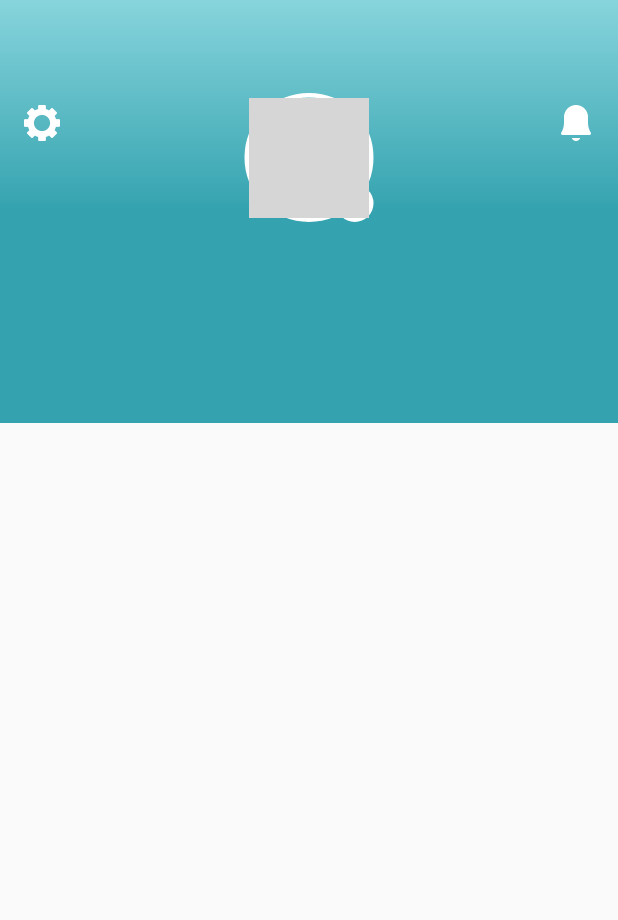
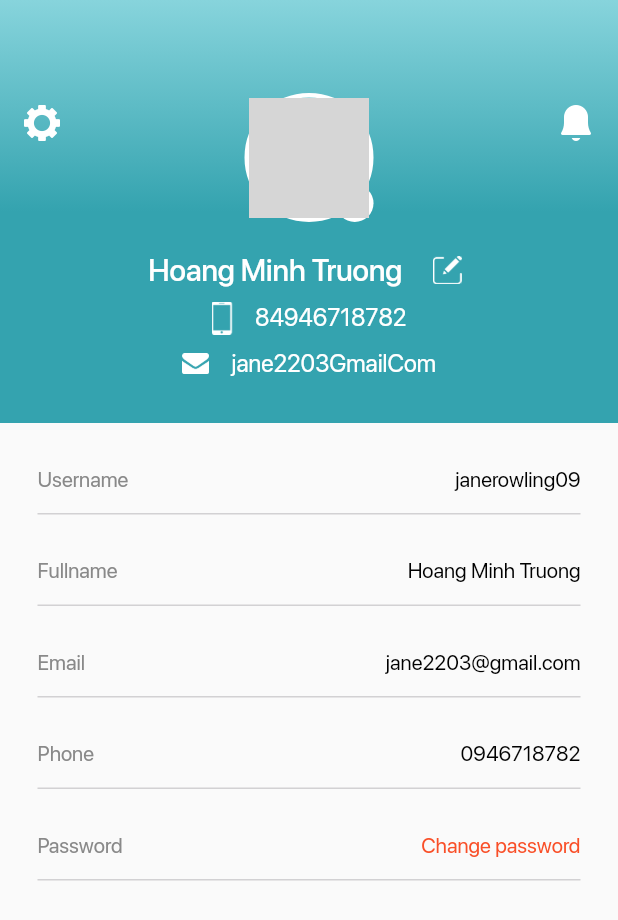
Before and after one commit to truonghm0703/jobsrabbit, a Flutter app: the Profile screen opened directly, on a phone screen of 412 x 824 dp. Shown: the top 920 px of the screen. Run offline on Flutter 3.47's test engine with Material 2 defaults, Android fonts, the phone set to English and light mode, and no system bars; our stand-ins replace dio; network calls fail; grey boxes are pictures that could not be loaded.

Commit message:
Layout profile

```diff
--- a/lib/views/dashboard/history/histories.dart
+++ b/lib/views/dashboard/history/histories.dart
@@ -12,10 +12,10 @@ class Histories extends StatelessWidget {
         color: Colors.white,
         child: Column(
           children: <Widget>[
-            _headerView(
+            HistoryHeader(
               widthButton: width / 2,
             ),
-            _contentView(),
+            HistoryContent(),
           ],
         ),
       ),
@@ -24,18 +24,18 @@ class Histories extends StatelessWidget {
 }
 
 // ignore: camel_case_types
-class _headerView extends StatefulWidget {
+class HistoryHeader extends StatefulWidget {
   final double widthButton;
   int indexSelect = 0;
 
-  _headerView({this.widthButton});
+  HistoryHeader({this.widthButton});
 
   @override
-  __headerViewState createState() => __headerViewState();
+  _HistoryHeaderState createState() => _HistoryHeaderState();
 }
 
 // ignore: camel_case_types
-class __headerViewState extends State<_headerView> {
+class _HistoryHeaderState extends State<HistoryHeader> {
   @override
   Widget build(BuildContext context) {
     return Container(
@@ -151,13 +151,13 @@ class __headerViewState extends State<_headerView> {
 }
 
 // ignore: camel_case_types
-class _contentView extends StatefulWidget {
+class HistoryContent extends StatefulWidget {
   @override
-  __contentViewState createState() => __contentViewState();
+  _HistoryContentState createState() => _HistoryContentState();
 }
 
 // ignore: camel_case_types
-class __contentViewState extends State<_contentView> {
+class _HistoryContentState extends State<HistoryContent> {
   @override
   Widget build(BuildContext context) {
     return Expanded(
--- a/lib/views/dashboard/post/posts.dart
+++ b/lib/views/dashboard/post/posts.dart
@@ -11,7 +11,7 @@ class Posts extends StatelessWidget {
         color: Colors.white,
         child: Column(
           children: <Widget>[
-            _headerView(
+            PostHeader(
               widthButton: width / 2,
             ),
             //_contentView(),
@@ -23,18 +23,18 @@ class Posts extends StatelessWidget {
 }
 
 // ignore: camel_case_types, must_be_immutable
-class _headerView extends StatefulWidget {
+class PostHeader extends StatefulWidget {
   final double widthButton;
   int indexSelect = 0;
 
-  _headerView({this.widthButton});
+  PostHeader({this.widthButton});
 
   @override
-  __headerViewState createState() => __headerViewState();
+  _PostHeaderState createState() => _PostHeaderState();
 }
 
 // ignore: camel_case_types
-class __headerViewState extends State<_headerView> {
+class _PostHeaderState extends State<PostHeader> {
   @override
   Widget build(BuildContext context) {
     return Container(
--- a/lib/views/dashboard/profile/profile.dart
+++ b/lib/views/dashboard/profile/profile.dart
@@ -6,20 +6,23 @@ class Profile extends StatelessWidget {
   Widget build(BuildContext context) {
     return Scaffold(
       body: Column(
-        children: <Widget>[_headerView()],
+        children: <Widget>[
+          ProfileHeader(),
+          ProfileContent(),
+        ],
       ),
     );
   }
 }
 
 // ignore: camel_case_types
-class _headerView extends StatefulWidget {
+class ProfileHeader extends StatefulWidget {
   @override
-  __headerViewState createState() => __headerViewState();
+  _ProfileHeaderState createState() => _ProfileHeaderState();
 }
 
 // ignore: camel_case_types
-class __headerViewState extends State<_headerView> {
+class _ProfileHeaderState extends State<ProfileHeader> {
   @override
   Widget build(BuildContext context) {
     return Container(
@@ -62,17 +65,15 @@ class __headerViewState extends State<_headerView> {
                 ),
                 Stack(
                   children: <Widget>[
-                    SizedBox(height: 8,),
+                    SizedBox(
+                      height: 8,
+                    ),
                     Container(
                       width: 86,
                       height: 86,
                       decoration: BoxDecoration(
-                        borderRadius: BorderRadius.all(Radius.circular(43.0)),
-                        border: Border.all(
-                          color: Colors.white,
-                          width: 3
-                        )
-                      ),
+                          borderRadius: BorderRadius.all(Radius.circular(43.0)),
+                          border: Border.all(color: Colors.white, width: 3)),
                       child: ClipRRect(
                         borderRadius: BorderRadius.all(Radius.circular(40.0)),
                         child: Image.network(
@@ -93,9 +94,9 @@ class __headerViewState extends State<_headerView> {
                           height: 25,
                           width: 25,
                           decoration: BoxDecoration(
-                            borderRadius: BorderRadius.all(Radius.circular(12.5)),
-                            color: Colors.white
-                          ),
+                              borderRadius:
+                                  BorderRadius.all(Radius.circular(12.5)),
+                              color: Colors.white),
                           child: Image.asset(
                             'assets/images/dashboard/profile/ic_edit_avatar.png',
                             width: 14,
@@ -124,8 +125,204 @@ class __headerViewState extends State<_headerView> {
               ],
             ),
           ),
+          SizedBox(
+            height: 17,
+          ),
+          Row(
+            mainAxisAlignment: MainAxisAlignment.center,
+            children: <Widget>[
+              Text(
+                "Hoang Minh Truong",
+                style: TextStyle(
+                    color: Colors.white,
+                    fontSize: 20,
+                    fontWeight: FontWeight.w500),
+              ),
+              SizedBox(
+                width: 15,
+              ),
+              InkWell(
+                onTap: () {
+                  print("tap");
+                },
+                child: Container(
+                  alignment: Alignment.center,
+                  height: 30,
+                  width: 30,
+                  child: Image.asset(
+                    'assets/images/dashboard/profile/ic_edit.png',
+                    width: 19,
+                    height: 19,
+                  ),
+                ),
+              ),
+            ],
+          ),
+          SizedBox(
+            height: 6,
+          ),
+          Row(
+            mainAxisAlignment: MainAxisAlignment.center,
+            children: <Widget>[
+              Image.asset(
+                'assets/images/dashboard/profile/ic_phone.png',
+                width: 14,
+                height: 22,
+              ),
+              SizedBox(
+                width: 15,
+              ),
+              Text(
+                "84946718782",
+                style: TextStyle(
+                    color: Colors.white,
+                    fontSize: 16,
+                    fontWeight: FontWeight.w400),
+              ),
+            ],
+          ),
+          SizedBox(
+            height: 10,
+          ),
+          Row(
+            mainAxisAlignment: MainAxisAlignment.center,
+            children: <Widget>[
+              Image.asset(
+                'assets/images/dashboard/profile/ic_email.png',
+                width: 18,
+                height: 14,
+              ),
+              SizedBox(
+                width: 15,
+              ),
+              Text(
+                "jane2203GmailCom",
+                style: TextStyle(
+                    color: Colors.white,
+                    fontSize: 16,
+                    fontWeight: FontWeight.w400),
+              ),
+            ],
+          )
         ],
       ),
     );
   }
 }
+
+class ProfileContent extends StatefulWidget {
+  @override
+  _ProfileContentState createState() => _ProfileContentState();
+}
+
+class _ProfileContentState extends State<ProfileContent> {
+  @override
+  Widget build(BuildContext context) {
+    return Expanded(
+      child: Container(
+        child: ListView(
+          padding: EdgeInsets.zero,
+          children: <Widget>[
+            _itemBuilder("Username", "janerowling09"),
+            _itemBuilder("Fullname", "Hoang Minh Truong"),
+            _itemBuilder("Email", "jane2203@gmail.com"),
+            _itemBuilder("Phone ", "0946718782"),
+            _itemPasswordBuilder("Password ", "Change password"),
+          ],
+        ),
+      ),
+    );
+  }
+
+  Widget _itemBuilder(String title, String value) {
+    return Padding(
+      padding: const EdgeInsets.symmetric(horizontal: 25.0),
+      child: Container(
+        height: 61,
+        child: Column(
+          children: <Widget>[
+            SizedBox(
+              height: 16,
+            ),
+            Container(
+              height: 44,
+              child: Row(
+                mainAxisAlignment: MainAxisAlignment.spaceBetween,
+                children: <Widget>[
+                  Text(
+                    title,
+                    style: TextStyle(
+                        color: Color(0xff898989),
+                        fontSize: 14,
+                        fontWeight: FontWeight.w400),
+                  ),
+                  Text(
+                    value,
+                    style: TextStyle(
+                        color: Colors.black,
+                        fontSize: 14,
+                        fontWeight: FontWeight.w400),
+                  ),
+                ],
+              ),
+            ),
+            Container(
+              height: 1,
+              color: Color(0xffd2d1d3),
+            )
+          ],
+        ),
+      ),
+    );
+  }
+
+  Widget _itemPasswordBuilder(String title, String value) {
+    return Padding(
+      padding: const EdgeInsets.symmetric(horizontal: 25.0),
+      child: Container(
+        height: 61,
+        child: Column(
+          children: <Widget>[
+            SizedBox(
+              height: 16,
+            ),
+            Container(
+              height: 44,
+              child: Row(
+                mainAxisAlignment: MainAxisAlignment.spaceBetween,
+                children: <Widget>[
+                  Text(
+                    title,
+                    style: TextStyle(
+                        color: Color(0xff898989),
+                        fontSize: 14,
+                        fontWeight: FontWeight.w400),
+                  ),
+                  InkWell(
+                    onTap: () {
+                      print("change password");
+                    },
+                    child: Padding(
+                      padding: const EdgeInsets.symmetric(vertical: 8.0),
+                      child: Text(
+                        value,
+                        style: TextStyle(
+                            color: Color(0xfff94f28),
+                            fontSize: 14,
+                            fontWeight: FontWeight.w400),
+                      ),
+                    ),
+                  ),
+                ],
+              ),
+            ),
+            Container(
+              height: 1,
+              color: Color(0xffd2d1d3),
+            )
+          ],
+        ),
+      ),
+    );
+  }
+}
```
